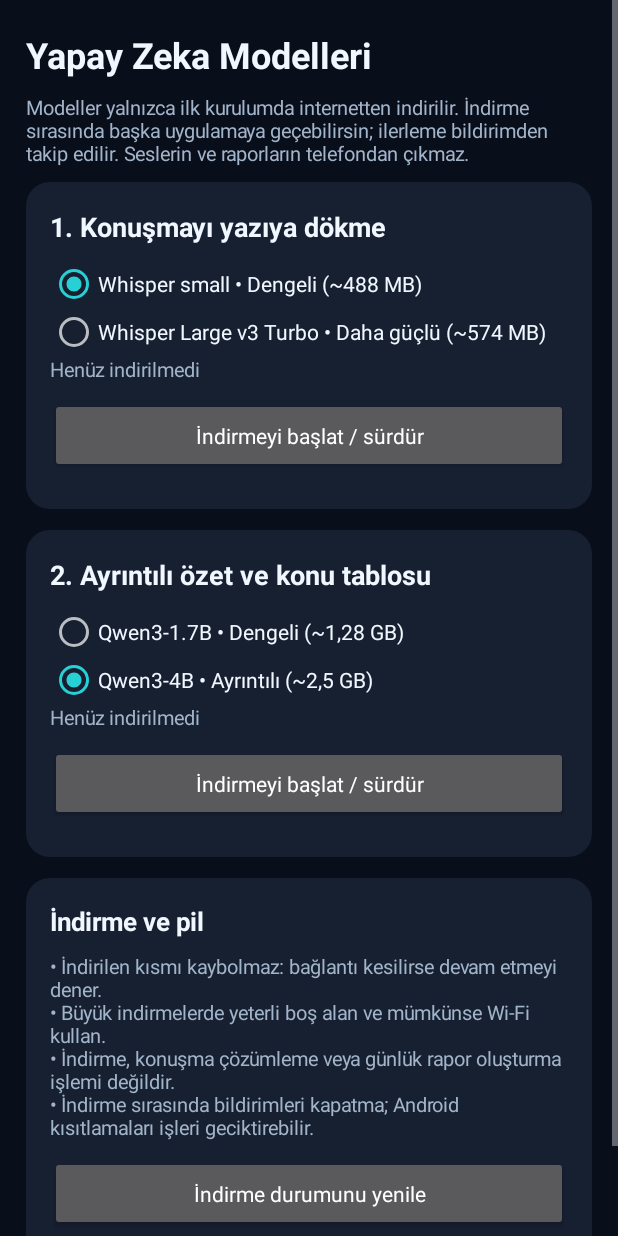
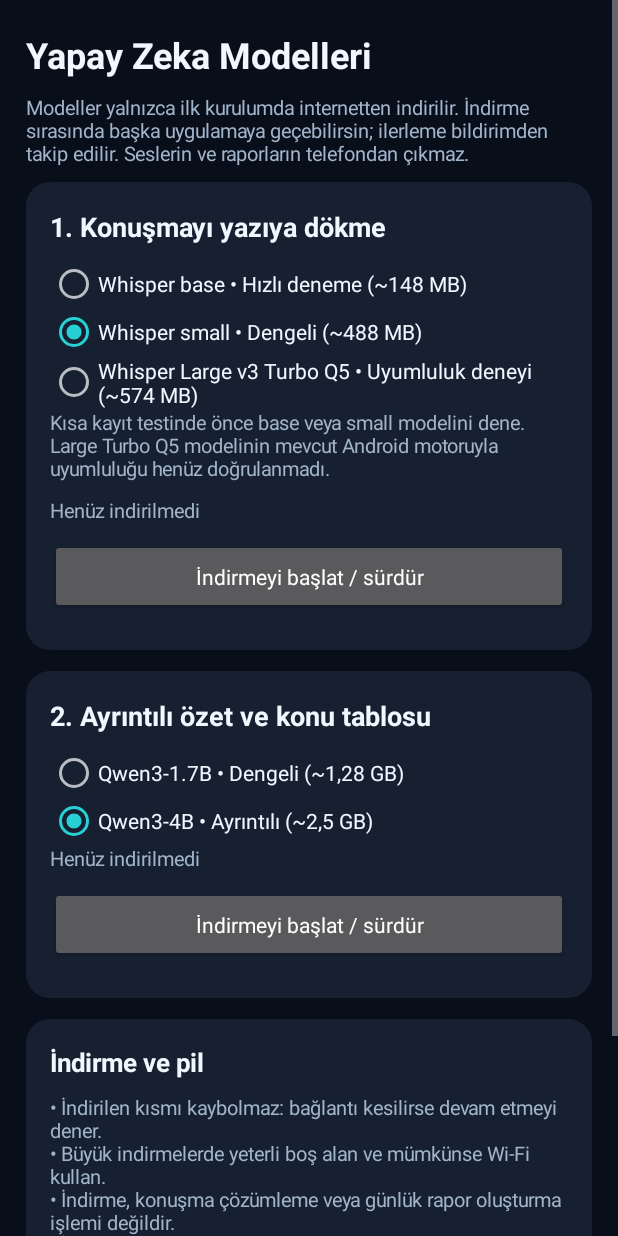
Before and after one commit to numandegirmenci/gunizi-android, an Android app: the ModelSettingsActivity screen opened directly, with no data from a screen before it, on a phone screen of 412 x 824 dp. Run offline under Robolectric (Android 15) with nearby library versions, the phone set to English and light mode, and no system bars.

Commit message:
Add verified fast Whisper base model to diagnose slow native model loading; retain expert Turbo option

```diff
--- a/app/src/main/java/com/gunizi/app/AiModelDownloadWorker.java
+++ b/app/src/main/java/com/gunizi/app/AiModelDownloadWorker.java
@@ -31,12 +31,14 @@ public final class AiModelDownloadWorker extends Worker {
             ExistingWorkPolicy.KEEP,request);
     }
     static boolean valid(String s){
-        return AiModelStore.WHISPER.equals(s)||
+        return AiModelStore.WHISPER_BASE.equals(s)||
+            AiModelStore.WHISPER.equals(s)||
             AiModelStore.WHISPER_TURBO.equals(s)||
             AiModelStore.QWEN.equals(s)||AiModelStore.QWEN4.equals(s);
     }
     private String label(String model){
         if(AiModelStore.WHISPER_TURBO.equals(model))return "Whisper Large v3 Turbo";
+        if(AiModelStore.WHISPER_BASE.equals(model))return "Whisper base";
         if(AiModelStore.WHISPER.equals(model))return "Whisper small";
         if(AiModelStore.QWEN4.equals(model))return "Qwen3-4B";
         return "Qwen3-1.7B";
--- a/app/src/main/java/com/gunizi/app/AnalysisPreferences.java
+++ b/app/src/main/java/com/gunizi/app/AnalysisPreferences.java
@@ -26,10 +26,13 @@ final class AnalysisPreferences {
     }
     String speechModel(){
         String id=p.getString("speech_model",AiModelStore.WHISPER);
-        return AiModelStore.WHISPER_TURBO.equals(id)?id:AiModelStore.WHISPER;
+        return AiModelStore.WHISPER_TURBO.equals(id)||
+            AiModelStore.WHISPER_BASE.equals(id)?id:AiModelStore.WHISPER;
     }
     void speechModel(String id){
-        if(!AiModelStore.WHISPER.equals(id)&&!AiModelStore.WHISPER_TURBO.equals(id))
+        if(!AiModelStore.WHISPER.equals(id)&&
+           !AiModelStore.WHISPER_BASE.equals(id)&&
+           !AiModelStore.WHISPER_TURBO.equals(id))
             throw new IllegalArgumentException("Konuşma modeli");
         p.edit().putString("speech_model",id).apply();
     }
--- a/app/src/main/java/com/gunizi/app/ModelSettingsActivity.java
+++ b/app/src/main/java/com/gunizi/app/ModelSettingsActivity.java
@@ -57,19 +57,25 @@ public final class ModelSettingsActivity extends Activity {
         LinearLayout speech=card(root);
         text(speech,"1. Konuşmayı yazıya dökme",18,true);
         RadioGroup speechChoices=new RadioGroup(this);speechChoices.setOrientation(RadioGroup.VERTICAL);
-        RadioButton small=new RadioButton(this),turbo=new RadioButton(this);
+        RadioButton base=new RadioButton(this),small=new RadioButton(this),turbo=new RadioButton(this);
+        base.setId(View.generateViewId());
         small.setId(View.generateViewId());turbo.setId(View.generateViewId());
+        base.setText("Whisper base • Hızlı deneme (~148 MB)");
         small.setText("Whisper small • Dengeli (~488 MB)");
-        turbo.setText("Whisper Large v3 Turbo • Daha güçlü (~574 MB)");
-        small.setTextColor(WHITE);turbo.setTextColor(WHITE);
-        speechChoices.addView(small);speechChoices.addView(turbo);speech.addView(speechChoices);
+        turbo.setText("Whisper Large v3 Turbo Q5 • Uyumluluk deneyi (~574 MB)");
+        base.setTextColor(WHITE);small.setTextColor(WHITE);turbo.setTextColor(WHITE);
+        speechChoices.addView(base);speechChoices.addView(small);
+        speechChoices.addView(turbo);speech.addView(speechChoices);
         speechChoices.check(AiModelStore.WHISPER_TURBO.equals(analysis.speechModel())?
-            turbo.getId():small.getId());
+            turbo.getId():AiModelStore.WHISPER_BASE.equals(analysis.speechModel())?
+            base.getId():small.getId());
         speechChoices.setOnCheckedChangeListener((group,checked)->{
-            analysis.speechModel(checked==turbo.getId()?
-                AiModelStore.WHISPER_TURBO:AiModelStore.WHISPER);
+            analysis.speechModel(checked==turbo.getId()?AiModelStore.WHISPER_TURBO:
+                checked==base.getId()?AiModelStore.WHISPER_BASE:AiModelStore.WHISPER);
             refresh();
         });
+        text(speech,"Kısa kayıt testinde önce base veya small modelini dene. "+
+            "Large Turbo Q5 modelinin mevcut Android motoruyla uyumluluğu henüz doğrulanmadı.",13,false);
         whisperStatus=text(speech,"Hazırlanıyor…",13,false);
         whisperButton=button(speech,"Konuşma modelini indir");
         whisperButton.setOnClickListener(v->confirm(analysis.speechModel()));
@@ -104,6 +110,7 @@ public final class ModelSettingsActivity extends Activity {
     private void confirm(String model){
         if(AiModelStore.ready(this,model))return;
         String label=AiModelStore.WHISPER_TURBO.equals(model)?"Whisper Large v3 Turbo":
+            AiModelStore.WHISPER_BASE.equals(model)?"Whisper base":
             AiModelStore.WHISPER.equals(model)?"Whisper small":
             AiModelStore.QWEN4.equals(model)?"Qwen3-4B":"Qwen3-1.7B";
         new AlertDialog.Builder(this).setTitle(label+" indirilsin mi?")
@@ -127,6 +134,7 @@ public final class ModelSettingsActivity extends Activity {
         }
         button.setEnabled(true);button.setText("İndirmeyi başlat / sürdür");
         File target=AiModelStore.WHISPER_TURBO.equals(model)?AiModelStore.whisperTurbo(this):
+            AiModelStore.WHISPER_BASE.equals(model)?AiModelStore.whisperBase(this):
             AiModelStore.WHISPER.equals(model)?AiModelStore.whisper(this):
             AiModelStore.QWEN4.equals(model)?AiModelStore.qwen4(this):AiModelStore.qwen(this);
         File part=new File(target.getAbsolutePath()+".part");
```
Also changed, not shown: app/src/main/java/com/gunizi/app/AiModelStore.java (+28 -13 lines).
